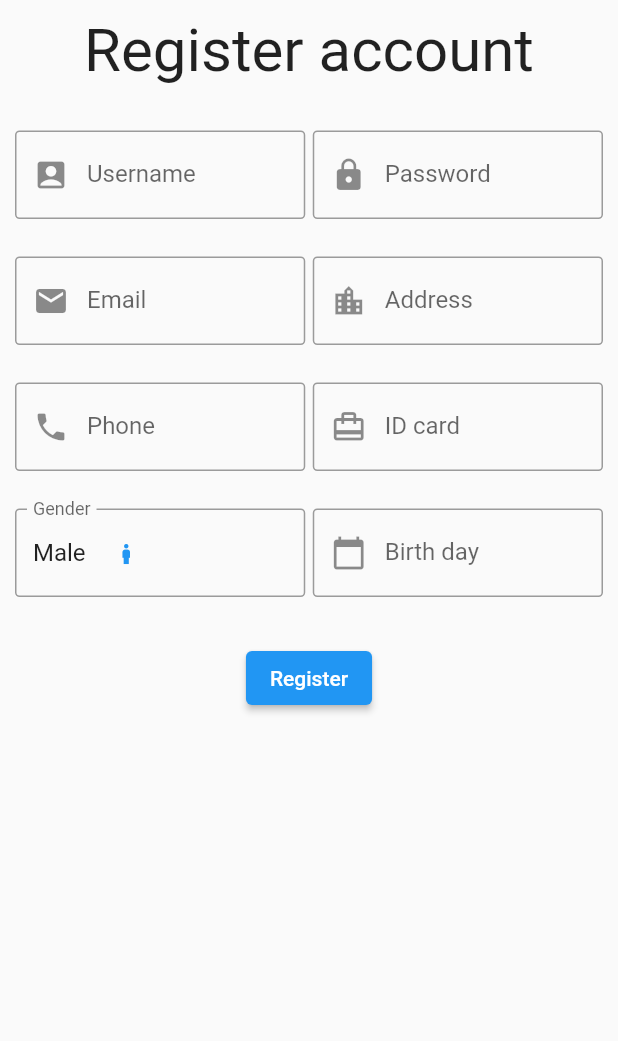
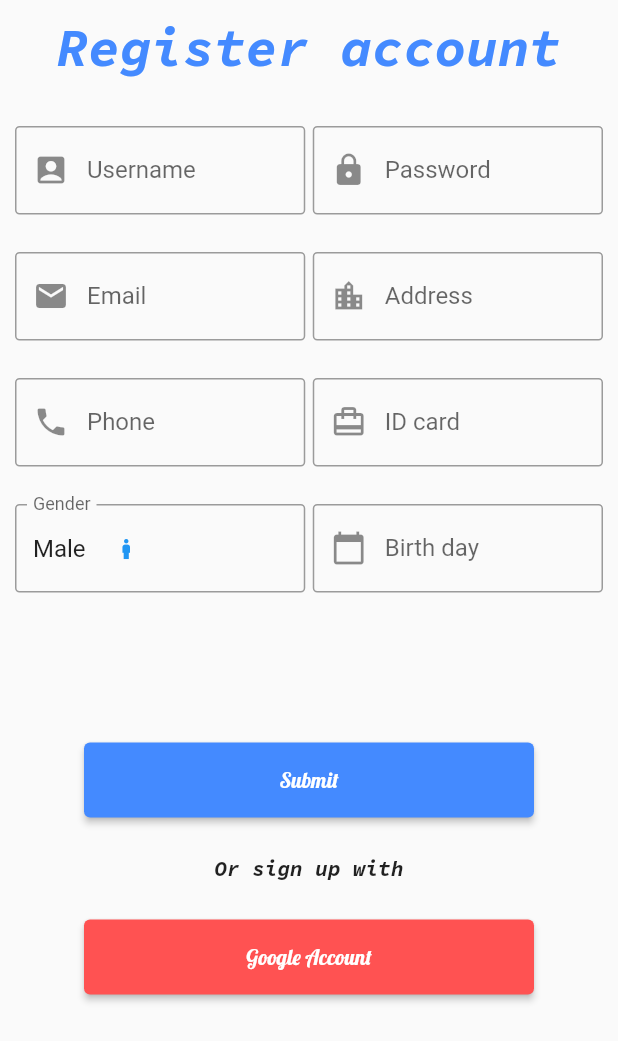
Before and after one commit to Jamies-Tran/SU22SE04_SBHS_Capstone_Project, a Flutter app: the screen it shows after launch, on a phone screen of 412 x 824 dp. Shown: the top 1041 px of the screen. Run offline on Flutter 3.47's test engine with Material 2 defaults, Android fonts, the phone set to English and light mode, and no system bars; our stand-ins replace firebase_auth, firebase_core, get_it, google_sign_in; accounts and stored records are empty.

Commit message:
Implementing google sign in 2022-29-11

```diff
--- /dev/null
+++ b/staywithme_passenger_application/lib/bloc/event/auth_by_google_event.dart
@@ -0,0 +1,9 @@
+import 'package:google_sign_in/google_sign_in.dart';
+
+abstract class AuthenticateByGoogleEvent {}
+
+class RegisterWithGoogleEvent extends AuthenticateByGoogleEvent {
+  RegisterWithGoogleEvent({this.googleSignInAccount});
+
+  GoogleSignInAccount? googleSignInAccount;
+}
--- a/staywithme_passenger_application/lib/bloc/event/authentication_event.dart
+++ b/staywithme_passenger_application/lib/bloc/event/authentication_event.dart
@@ -1 +1,78 @@
 abstract class AuthenticationEvent {}
+
+class InputUsernameEvent extends AuthenticationEvent {
+  InputUsernameEvent({this.username});
+
+  String? username;
+}
+
+class InputPasswordEvent extends AuthenticationEvent {
+  InputPasswordEvent({this.password});
+
+  String? password;
+}
+
+class InputEmailEvent extends AuthenticationEvent {
+  InputEmailEvent({this.email});
+
+  String? email;
+}
+
+class InputAddressEvent extends AuthenticationEvent {
+  InputAddressEvent({this.address});
+
+  String? address;
+}
+
+class InputPhoneEvent extends AuthenticationEvent {
+  InputPhoneEvent({this.phone});
+
+  String? phone;
+}
+
+class InputGenderEvent extends AuthenticationEvent {
+  InputGenderEvent({this.gender});
+
+  String? gender;
+}
+
+class InputCitizenIdentificationEvent extends AuthenticationEvent {
+  InputCitizenIdentificationEvent({this.citizenIdentification});
+
+  String? citizenIdentification;
+}
+
+class InputDobEvent extends AuthenticationEvent {
+  InputDobEvent({this.dob});
+
+  String? dob;
+}
+
+class InputAvatarUrlEvent extends AuthenticationEvent {
+  InputAvatarUrlEvent({this.avatarUrl});
+
+  String? avatarUrl;
+}
+
+class SubmitRegisterAccountEvent extends AuthenticationEvent {
+  SubmitRegisterAccountEvent(
+      {this.username,
+      this.password,
+      this.email,
+      this.address,
+      this.phone,
+      this.gender,
+      this.citizenIdentification,
+      this.dob,
+      this.avatarUrl});
+
+  String? username;
+  String? password;
+  String? email;
+  String? address;
+  String? phone;
+  String? gender;
+  String? citizenIdentification;
+  String? dob;
+  String? avatarUrl;
+}
--- a/staywithme_passenger_application/lib/bloc/event/register_event.dart
+++ /dev/null
@@ -1,78 +0,0 @@
-abstract class RegisterEvent {}
-
-class InputUsernameEvent extends RegisterEvent {
-  InputUsernameEvent({this.username});
-
-  String? username;
-}
-
-class InputPasswordEvent extends RegisterEvent {
-  InputPasswordEvent({this.password});
-
-  String? password;
-}
-
-class InputEmailEvent extends RegisterEvent {
-  InputEmailEvent({this.email});
-
-  String? email;
-}
-
-class InputAddressEvent extends RegisterEvent {
-  InputAddressEvent({this.address});
-
-  String? address;
-}
-
-class InputPhoneEvent extends RegisterEvent {
-  InputPhoneEvent({this.phone});
-
-  String? phone;
-}
-
-class InputGenderEvent extends RegisterEvent {
-  InputGenderEvent({this.gender});
-
-  String? gender;
-}
-
-class InputCitizenIdentificationEvent extends RegisterEvent {
-  InputCitizenIdentificationEvent({this.citizenIdentification});
-
-  String? citizenIdentification;
-}
-
-class InputDobEvent extends RegisterEvent {
-  InputDobEvent({this.dob});
-
-  String? dob;
-}
-
-class InputAvatarUrlEvent extends RegisterEvent {
-  InputAvatarUrlEvent({this.avatarUrl});
-
-  String? avatarUrl;
-}
-
-class SubmitRegisterAccountEvent extends RegisterEvent {
-  SubmitRegisterAccountEvent(
-      {this.username,
-      this.password,
-      this.email,
-      this.address,
-      this.phone,
-      this.gender,
-      this.citizenIdentification,
-      this.dob,
-      this.avatarUrl});
-
-  String? username;
-  String? password;
-  String? email;
-  String? address;
-  String? phone;
-  String? gender;
-  String? citizenIdentification;
-  String? dob;
-  String? avatarUrl;
-}
--- a/staywithme_passenger_application/lib/bloc/register_bloc.dart
+++ b/staywithme_passenger_application/lib/bloc/register_bloc.dart
@@ -1,10 +1,12 @@
 import 'dart:async';
 
-import 'package:staywithme_passenger_application/bloc/event/register_event.dart';
+import 'package:staywithme_passenger_application/bloc/event/auth_by_google_event.dart';
+import 'package:staywithme_passenger_application/bloc/event/authentication_event.dart';
+import 'package:staywithme_passenger_application/bloc/state/auth_by_google_state.dart';
 import 'package:staywithme_passenger_application/bloc/state/register_state.dart';
 
 class RegisterBloc {
-  final eventController = StreamController<RegisterEvent>();
+  final eventController = StreamController<AuthenticationEvent>();
 
   final stateController = StreamController<RegisterState>();
 
@@ -36,7 +38,7 @@ class RegisterBloc {
     });
   }
 
-  void eventHandler(RegisterEvent event) {
+  void eventHandler(AuthenticationEvent event) {
     if (event is InputUsernameEvent) {
       _username = event.username;
     } else if (event is InputPasswordEvent) {
--- /dev/null
+++ b/staywithme_passenger_application/lib/bloc/state/auth_by_google_state.dart
@@ -0,0 +1,7 @@
+abstract class AuthenticateByGoogleState {}
+
+class RegisterByGoogleState extends AuthenticateByGoogleState {
+  RegisterByGoogleState({this.email});
+
+  String? email;
+}
--- a/staywithme_passenger_application/lib/bloc/state/register_state.dart
+++ b/staywithme_passenger_application/lib/bloc/state/register_state.dart
@@ -1,4 +1,6 @@
-class RegisterState {
+abstract class AuthenticateState {}
+
+class RegisterState extends AuthenticateState {
   RegisterState(
       {this.username,
       this.password,
--- a/staywithme_passenger_application/lib/main.dart
+++ b/staywithme_passenger_application/lib/main.dart
@@ -31,7 +31,12 @@ class MyApp extends StatelessWidget {
         // is not restarted.
         primarySwatch: Colors.blue,
       ),
-      home: const MyHomePage(title: 'Flutter Demo Home Page'),
+      initialRoute: "/",
+      routes: {
+        "/": (context) => const RegisterScreen(),
+        ChooseGoogleAccountScreen.chooseGoogleAccountScreenRoute: (context) =>
+            const ChooseGoogleAccountScreen()
+      },
     );
   }
 }
--- a/staywithme_passenger_application/lib/screen/authenticate/register_screen.dart
+++ b/staywithme_passenger_application/lib/screen/authenticate/register_screen.dart
@@ -1,8 +1,10 @@
 import 'package:flutter/material.dart';
+import 'package:google_sign_in/google_sign_in.dart';
 import 'package:intl/intl.dart';
-import 'package:staywithme_passenger_application/bloc/event/register_event.dart';
+import 'package:staywithme_passenger_application/bloc/event/authentication_event.dart';
 import 'package:staywithme_passenger_application/bloc/register_bloc.dart';
 import 'package:staywithme_passenger_application/bloc/state/register_state.dart';
+import 'package:firebase_auth/firebase_auth.dart';
 
 class RegisterScreen extends StatefulWidget {
   const RegisterScreen({super.key});
@@ -31,7 +33,11 @@ class _RegisterScreen extends State<RegisterScreen> {
               const Center(
                 child: Text(
                   "Register account",
-                  style: TextStyle(fontSize: 40),
+                  style: TextStyle(
+                      fontSize: 35,
+                      fontFamily: "SourceCodePro",
+                      fontWeight: FontWeight.bold,
+                      color: Colors.blueAccent),
                 ),
               ),
               const SizedBox(
@@ -322,7 +328,7 @@ class _RegisterScreen extends State<RegisterScreen> {
                         ],
                       ),
                       const SizedBox(
-                        height: 30,
+                        height: 100,
                       ),
                       ElevatedButton(
                           onPressed: () {
@@ -341,7 +347,44 @@ class _RegisterScreen extends State<RegisterScreen> {
                                       username: snapshot.data!.username));
                             }
                           },
-                          child: const Text("Register"))
+                          style: ElevatedButton.styleFrom(
+                              backgroundColor: Colors.blueAccent,
+                              minimumSize: const Size(300, 50),
+                              maximumSize: const Size(300, 50)),
+                          child: const Text(
+                            "Submit",
+                            style: TextStyle(fontFamily: "Lobster"),
+                          )),
+                      const SizedBox(
+                        height: 25,
+                      ),
+                      const Center(
+                        child: Text(
+                          "Or sign up with",
+                          style: TextStyle(
+                              fontFamily: "SourceCodePro",
+                              fontWeight: FontWeight.bold),
+                        ),
+                      ),
+                      const SizedBox(
+                        height: 25,
+                      ),
+                      ElevatedButton(
+                          onPressed: () {
+                            if (formState.currentState!.validate()) {
+                              Navigator.of(context).pushReplacementNamed(
+                                  ChooseGoogleAccountScreen
+                                      .chooseGoogleAccountScreenRoute);
+                            }
+                          },
+                          style: ElevatedButton.styleFrom(
+                              backgroundColor: Colors.redAccent,
+                              minimumSize: const Size(300, 50),
+                              maximumSize: const Size(300, 50)),
+                          child: const Text(
+                            "Google Account",
+                            style: TextStyle(fontFamily: "Lobster"),
+                          )),
                     ],
                   ))
             ]);
@@ -351,3 +394,26 @@ class _RegisterScreen extends State<RegisterScreen> {
     );
   }
 }
+
+class ChooseGoogleAccountScreen extends StatelessWidget {
+  const ChooseGoogleAccountScreen({super.key});
+
+  static const chooseGoogleAccountScreenRoute = "/choose-google-account";
+
+  @override
+  Widget build(BuildContext context) {
+    final googleSignInAccount = GoogleSignIn();
+
+    return FutureBuilder(
+      future: googleSignInAccount.signIn(),
+      builder: (context, snapshot) {
+        if (snapshot.connectionState == ConnectionState.waiting) {
+          return const CircularProgressIndicator();
+        } else if (snapshot.connectionState == ConnectionState.done &&
+            snapshot.hasData) {}
+
+        return Container();
+      },
+    );
+  }
+}
```
Also changed, not shown: staywithme_passenger_application/pubspec.yaml (+9 -0 lines), staywithme_passenger_application/fonts/Lobster-Regular.ttf (added), staywithme_passenger_application/fonts/SourceCodePro-Italic-VariableFont_wght.ttf (added), staywithme_passenger_application/pubspec.lock, 1 other file.
